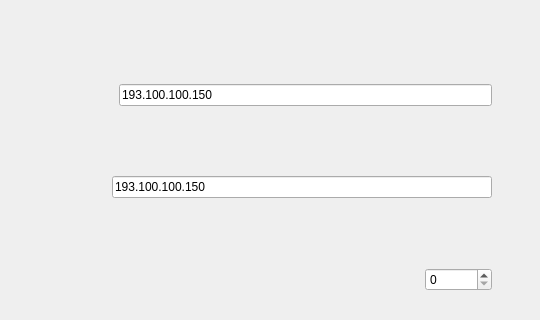
Qt form adddevicedialog.ui (zxqANDzxw/github-hb103) before a commit; both pictures show x 319 to 859 and y 0 to 320 of the 859 by 500 pixel window.
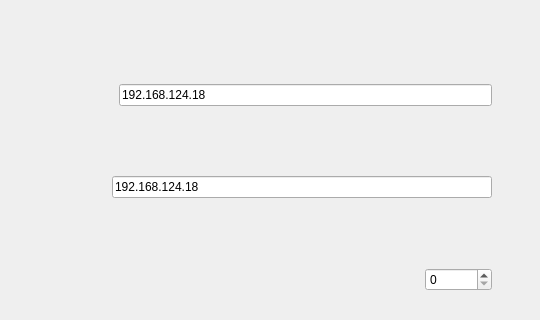
The same form after that commit.

Patch:
```diff
--- a/adddevicedialog.ui
+++ b/adddevicedialog.ui
@@ -48,7 +48,7 @@
       <item>
        <widget class="QLineEdit" name="lineEditName">
         <property name="text">
-         <string>193.100.100.150</string>
+         <string>192.168.124.18</string>
         </property>
        </widget>
       </item>
@@ -79,7 +79,7 @@
       <item>
        <widget class="QLineEdit" name="lineEditIp">
         <property name="text">
-         <string>193.100.100.150</string>
+         <string>192.168.124.18</string>
         </property>
        </widget>
       </item>
```
